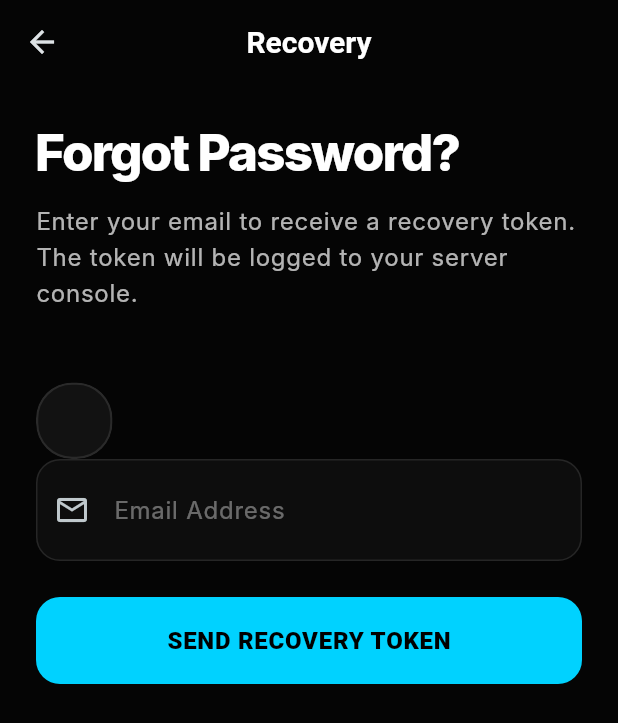
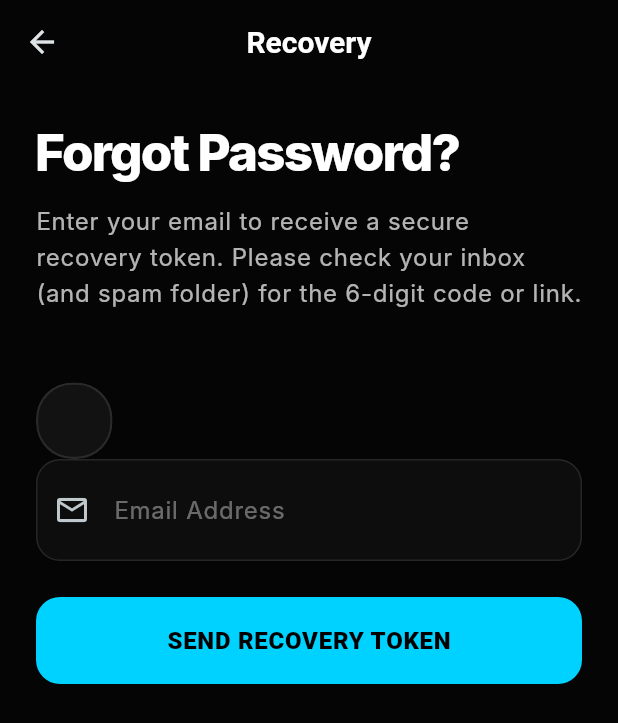
Before and after one commit to Ayush330/symbio, a Flutter app: the ForgotPasswordScreen screen opened directly, on a phone screen of 412 x 824 dp. Shown: the top 723 px of the screen. Run offline on Flutter 3.47's test engine with Material 3 defaults, Android fonts, the phone set to English and light mode, and no system bars; our stand-ins replace audioplayers, dio, equatable, firebase_core, firebase_messaging, flutter_bloc and 6 more; accounts and stored records are empty; network calls fail; Roboto replaces fonts that are missing (Inter).

Commit message:
fix: Update forgot password flutter UI text and add raw token to SMTP email body

```diff
--- a/frontend/lib/presentation/screens/forgot_password_screen.dart
+++ b/frontend/lib/presentation/screens/forgot_password_screen.dart
@@ -21,7 +21,7 @@ class _ForgotPasswordScreenState extends State<ForgotPasswordScreen> {
       await context.read<AuthRepository>().forgotPassword(_emailController.text);
       if (mounted) {
         ScaffoldMessenger.of(context).showSnackBar(
-          const SnackBar(content: Text('Reset link logged to server console')),
+          const SnackBar(content: Text('Recovery instructions sent to your email!')),
         );
         Navigator.push(
           context,
@@ -54,7 +54,7 @@ class _ForgotPasswordScreenState extends State<ForgotPasswordScreen> {
             ),
             const SizedBox(height: 12),
             Text(
-              'Enter your email to receive a recovery token. The token will be logged to your server console.',
+              'Enter your email to receive a secure recovery token. Please check your inbox (and spam folder) for the 6-digit code or link.',
               style: Theme.of(context).textTheme.bodyLarge,
             ),
             const SizedBox(height: 48),
```
Also changed, not shown: 1 other file.
